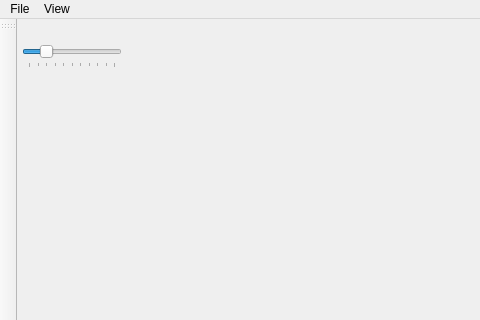
Old version of the form mainwindow.ui in the repository koensakamoto/Sprite-Editor; both pictures show x 0 to 480 and y 0 to 320 of the 895 by 600 pixel window.
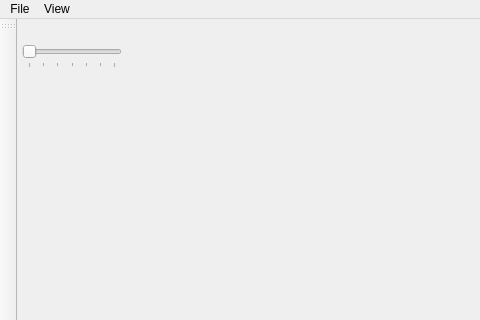
New version of the form. Icons and pictures are not drawn.

Commit message: Fixed bugs when selecting certain tools.

Patch:
```diff
--- a/mainwindow.ui
+++ b/mainwindow.ui
@@ -77,6 +77,9 @@
       <height>24</height>
      </rect>
     </property>
+    <property name="minimum">
+     <number>40</number>
+    </property>
     <property name="maximum">
      <number>100</number>
     </property>
@@ -84,7 +87,7 @@
      <number>10</number>
     </property>
     <property name="value">
-     <number>20</number>
+     <number>40</number>
     </property>
     <property name="orientation">
      <enum>Qt::Orientation::Horizontal</enum>
```
Left out of the diff: 2 changed lines with no effect on the pictures. The commit also changes 2 other files.
